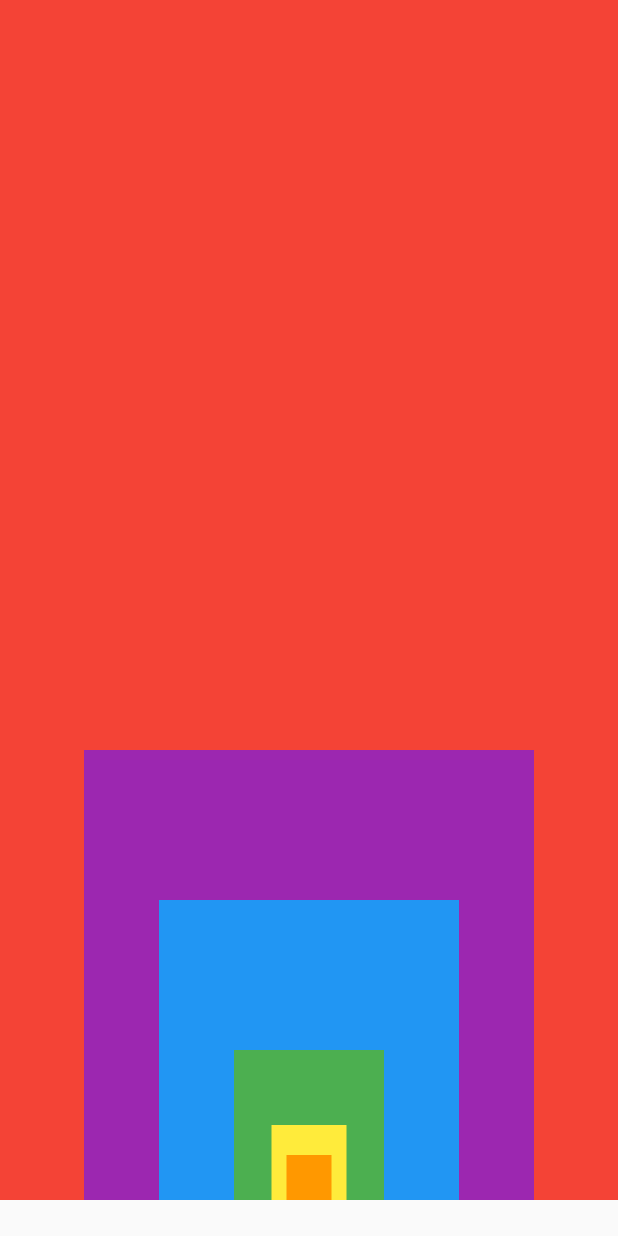
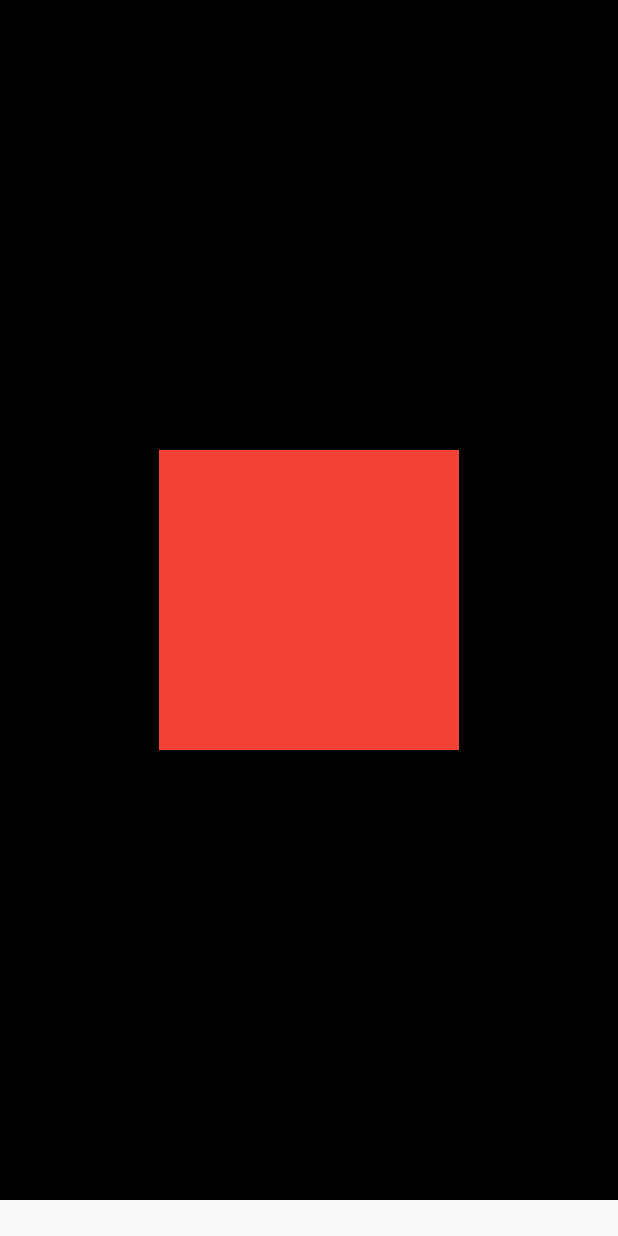
Before and after one commit to WILDGARO/ProjectFlutter, a Flutter app: the screen it shows after launch, on a phone screen of 412 x 824 dp. Run offline on Flutter 3.47's test engine with Material 2 defaults, Android fonts, the phone set to English and light mode, and no system bars.

Commit message:
Center222

```diff
--- a/lib/main.dart
+++ b/lib/main.dart
@@ -12,7 +12,7 @@ class MyApp extends StatelessWidget {
     return MaterialApp(
       home: Scaffold(
         body: Container(
-          color: Colors.red,
+          color: Colors.black,
           child: TestWidgt(),
           height: 800.00,
           width: 500.00,
@@ -25,40 +25,13 @@ class MyApp extends StatelessWidget {
 class TestWidgt extends StatelessWidget {
   @override
   Widget build(BuildContext context) {
-    return Stack(
-      alignment: Alignment.bottomCenter,
-      children: [
-        Container(
-          height: 300.0,
-          width: 300.0,
-          color: Colors.purple,
-        ),
-        Container(
-          height: 200.0,
-          width: 200.0,
-          color: Colors.blue,
-        ),
-        Container(
-          height: 100.0,
-          width: 100.0,
-          color: Colors.green,
-        ),
-        Container(
-          height: 50.0,
-          width: 50.0,
-          color: Colors.yellow,
-        ),
-        Container(
-          height: 30.0,
-          width: 30.0,
-          color: Colors.orange,
-        ),
-
-      ]
+    return Center(
+      child: Container(
+        height: 200.0,
+        width: 200.0,
+        color: Colors.red,
+      )
     );
-
-
-
 
   }
 }
```
